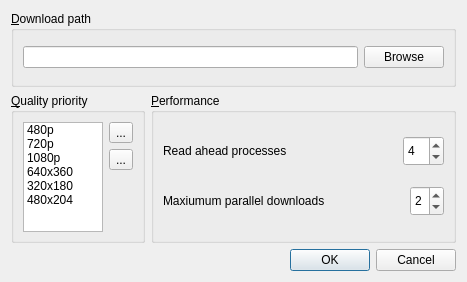
sochotnicky/pyqtrailer, file pyqtrailer/qtcustom/settings.ui: the form before one commit.
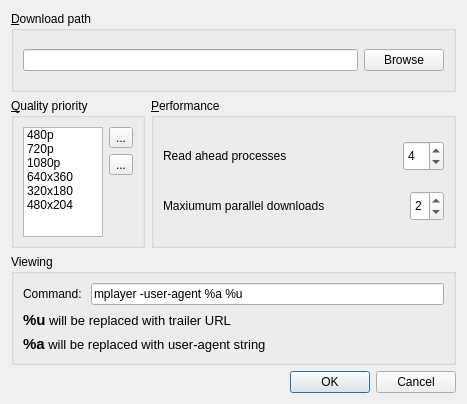
The form after the commit. Icons and pictures are not drawn.

Commit message: Add custom player to settings widget

Diff of the .ui file:
```diff
--- a/pyqtrailer/qtcustom/settings.ui
+++ b/pyqtrailer/qtcustom/settings.ui
@@ -7,7 +7,7 @@
     <x>0</x>
     <y>0</y>
     <width>467</width>
-    <height>282</height>
+    <height>404</height>
    </rect>
   </property>
   <property name="windowTitle">
@@ -240,7 +240,56 @@
      </layout>
     </widget>
    </item>
-   <item row="2" column="1">
+   <item row="2" column="0" colspan="2">
+    <widget class="QGroupBox" name="groupBox_4">
+     <property name="title">
+      <string>Viewing</string>
+     </property>
+     <layout class="QVBoxLayout" name="verticalLayout_2">
+      <item>
+       <layout class="QHBoxLayout" name="horizontalLayout_4">
+        <item>
+         <widget class="QLabel" name="label_3">
+          <property name="text">
+           <string>Command: </string>
+          </property>
+         </widget>
+        </item>
+        <item>
+         <widget class="QLineEdit" name="playerCommand">
+          <property name="text">
+           <string>mplayer -user-agent %a %u</string>
+          </property>
+         </widget>
+        </item>
+       </layout>
+      </item>
+      <item>
+       <widget class="QLabel" name="label_4">
+        <property name="text">
+         <string>&lt;!DOCTYPE HTML PUBLIC &quot;-//W3C//DTD HTML 4.0//EN&quot; &quot;http://www.w3.org/TR/REC-html40/strict.dtd&quot;&gt;
+&lt;html&gt;&lt;head&gt;&lt;meta name=&quot;qrichtext&quot; content=&quot;1&quot; /&gt;&lt;style type=&quot;text/css&quot;&gt;
+p, li { white-space: pre-wrap; }
+&lt;/style&gt;&lt;/head&gt;&lt;body style=&quot; font-family:'Bitstream Vera Serif'; font-size:10pt; font-weight:400; font-style:normal;&quot;&gt;
+&lt;p style=&quot; margin-top:0px; margin-bottom:0px; margin-left:0px; margin-right:0px; -qt-block-indent:0; text-indent:0px;&quot;&gt;&lt;span style=&quot; font-size:11pt; font-weight:600;&quot;&gt;%u&lt;/span&gt; will be replaced with trailer URL&lt;/p&gt;&lt;/body&gt;&lt;/html&gt;</string>
+        </property>
+       </widget>
+      </item>
+      <item>
+       <widget class="QLabel" name="label_5">
+        <property name="text">
+         <string>&lt;!DOCTYPE HTML PUBLIC &quot;-//W3C//DTD HTML 4.0//EN&quot; &quot;http://www.w3.org/TR/REC-html40/strict.dtd&quot;&gt;
+&lt;html&gt;&lt;head&gt;&lt;meta name=&quot;qrichtext&quot; content=&quot;1&quot; /&gt;&lt;style type=&quot;text/css&quot;&gt;
+p, li { white-space: pre-wrap; }
+&lt;/style&gt;&lt;/head&gt;&lt;body style=&quot; font-family:'Bitstream Vera Serif'; font-size:10pt; font-weight:400; font-style:normal;&quot;&gt;
+&lt;p style=&quot; margin-top:0px; margin-bottom:0px; margin-left:0px; margin-right:0px; -qt-block-indent:0; text-indent:0px;&quot;&gt;&lt;span style=&quot; font-size:11pt; font-weight:600;&quot;&gt;%a&lt;/span&gt; will be replaced with user-agent string&lt;/p&gt;&lt;/body&gt;&lt;/html&gt;</string>
+        </property>
+       </widget>
+      </item>
+     </layout>
+    </widget>
+   </item>
+   <item row="3" column="1">
     <widget class="QDialogButtonBox" name="buttonBox">
      <property name="orientation">
       <enum>Qt::Horizontal</enum>
```
Left out of the diff: 6 changed lines with no effect on the pictures.
